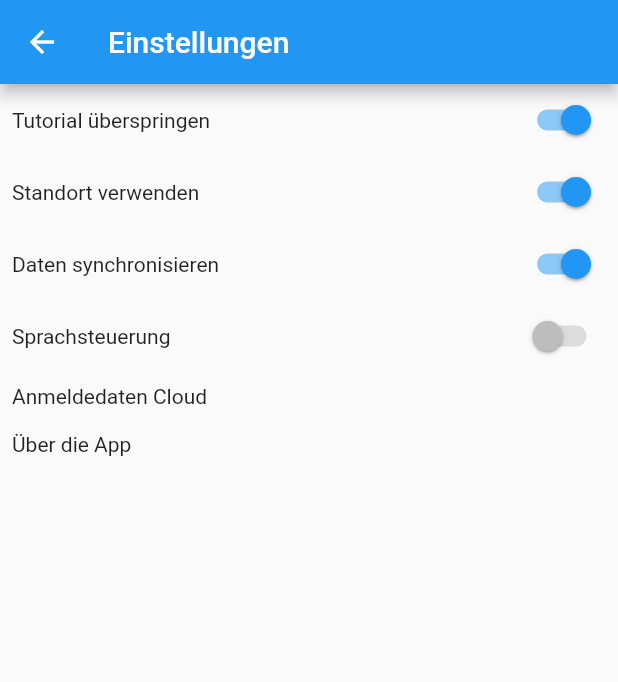
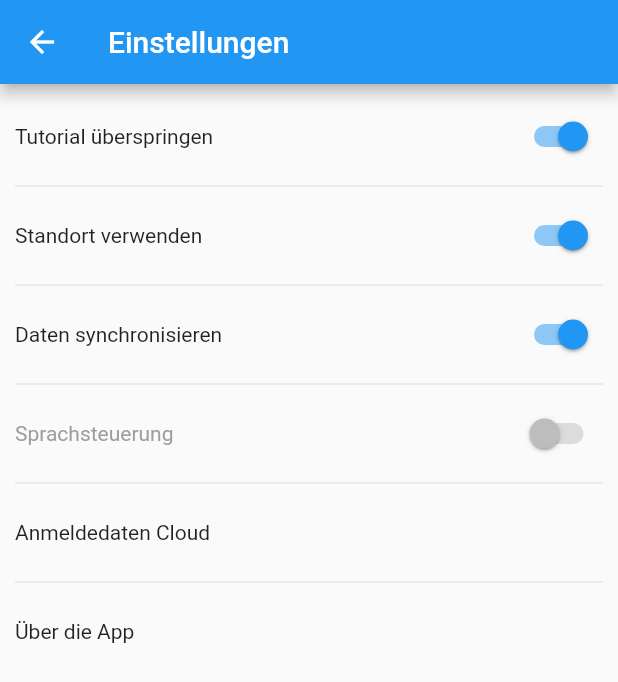
Before and after one commit to patrickfelschen/bodenanalyse, a Flutter app: the GlobalSettingsScreen screen opened by its route, on a phone screen of 412 x 824 dp. Shown: the top 682 px of the screen. Run offline on Flutter 3.47's test engine with Material 2 defaults, Android fonts, the phone set to English and light mode, and no system bars; generated files the repository leaves out were written again.

Commit message:
global_setting_screen.dart redesign with ListView

```diff
--- a/lib/src/screens/global_setting_screen.dart
+++ b/lib/src/screens/global_setting_screen.dart
@@ -13,7 +13,8 @@ class _GlobalSettingsScreenState extends State<GlobalSettingsScreen> {
   bool _skipTutorial = true;
   bool _useLocation = true;
   bool _syncData = true;
-  final double _horizontalPadding = 8.0;
+  final double _Padding = 10.0;
+  final double _containerHeight = 50.0;
 
   @override
   Widget build(BuildContext context) {
@@ -21,13 +22,15 @@ class _GlobalSettingsScreenState extends State<GlobalSettingsScreen> {
       appBar: AppBar(
         title: Text("Einstellungen"),
       ),
-      body: Column(
-        children: <Widget> [
-           Padding(padding: EdgeInsets.symmetric(horizontal: _horizontalPadding),
+      body: ListView(
+        padding: EdgeInsets.all(_Padding),
+        children: <Widget>[
+          Container(
+            height: _containerHeight,
             child: Row(
               mainAxisAlignment: MainAxisAlignment.spaceBetween,
               children: <Widget> [
-                Text("Tutorial überspringen"),
+                Center(child: Text('Tutorial überspringen')),
                 Switch(
                   value: _skipTutorial,
                   onChanged: (bool newValue) {
@@ -35,15 +38,17 @@ class _GlobalSettingsScreenState extends State<GlobalSettingsScreen> {
                       _skipTutorial = newValue;
                     });
                   },
+                ),
+              ],
             )
-              ],
           ),
-          ),
-          Padding(padding: EdgeInsets.symmetric(horizontal: _horizontalPadding),
+          Divider(),
+          Container(
+            height: _containerHeight,
               child: Row(
                 mainAxisAlignment: MainAxisAlignment.spaceBetween,
                 children: <Widget> [
-                  Text("Standort verwenden"),
+                  Center(child: Text('Standort verwenden')),
                   Switch(
                     value: _useLocation,
                     onChanged: (bool newValue) {
@@ -51,15 +56,17 @@ class _GlobalSettingsScreenState extends State<GlobalSettingsScreen> {
                         _useLocation = newValue;
                       });
                     },
-                  )
+                  ),
                 ],
               )
           ),
-          Padding(padding: EdgeInsets.symmetric(horizontal: _horizontalPadding),
+          Divider(),
+          Container(
+            height: _containerHeight,
               child: Row(
                 mainAxisAlignment: MainAxisAlignment.spaceBetween,
                 children: <Widget> [
-                  Text("Daten synchronisieren"),
+                  Center(child: Text('Daten synchronisieren')),
                   Switch(
                     value: _syncData,
                     onChanged: (bool newValue) {
@@ -67,15 +74,17 @@ class _GlobalSettingsScreenState extends State<GlobalSettingsScreen> {
                         _syncData = newValue;
                       });
                     },
-                  )
+                  ),
                 ],
               )
           ),
-          Padding(padding: EdgeInsets.symmetric(horizontal: _horizontalPadding),
+          Divider(),
+          Container(
+              height: _containerHeight,
               child: Row(
                 mainAxisAlignment: MainAxisAlignment.spaceBetween,
                 children: const <Widget> [
-                    Text("Sprachsteuerung"),
+                  Text("Sprachsteuerung", style: TextStyle(color: Colors.grey),),
                   Switch(
                       value: false,
                       onChanged: null
@@ -83,19 +92,25 @@ class _GlobalSettingsScreenState extends State<GlobalSettingsScreen> {
                 ],
               )
           ),
-          Padding(padding: EdgeInsets.all(_horizontalPadding),
+          Divider(),
+          Container(
+              height: _containerHeight,
               child: Row(
-              children: const <Widget>[
-                Text("Anmeldedaten Cloud")
-              ]
+                mainAxisAlignment: MainAxisAlignment.spaceBetween,
+                children: const <Widget> [
+                  Text("Anmeldedaten Cloud"),
+                ],
+              )
           ),
-          ),
-          Padding(padding: EdgeInsets.all(_horizontalPadding),
+          Divider(),
+          Container(
+              height: _containerHeight,
               child: Row(
-                children: const <Widget>[
-                  Text("Über die App")
-                ]
-            ),
+                mainAxisAlignment: MainAxisAlignment.spaceBetween,
+                children: const <Widget> [
+                  Text("Über die App"),
+                ],
+              )
           ),
         ],
       ),
```
Lines whose indentation alone changed are shown as unchanged.
